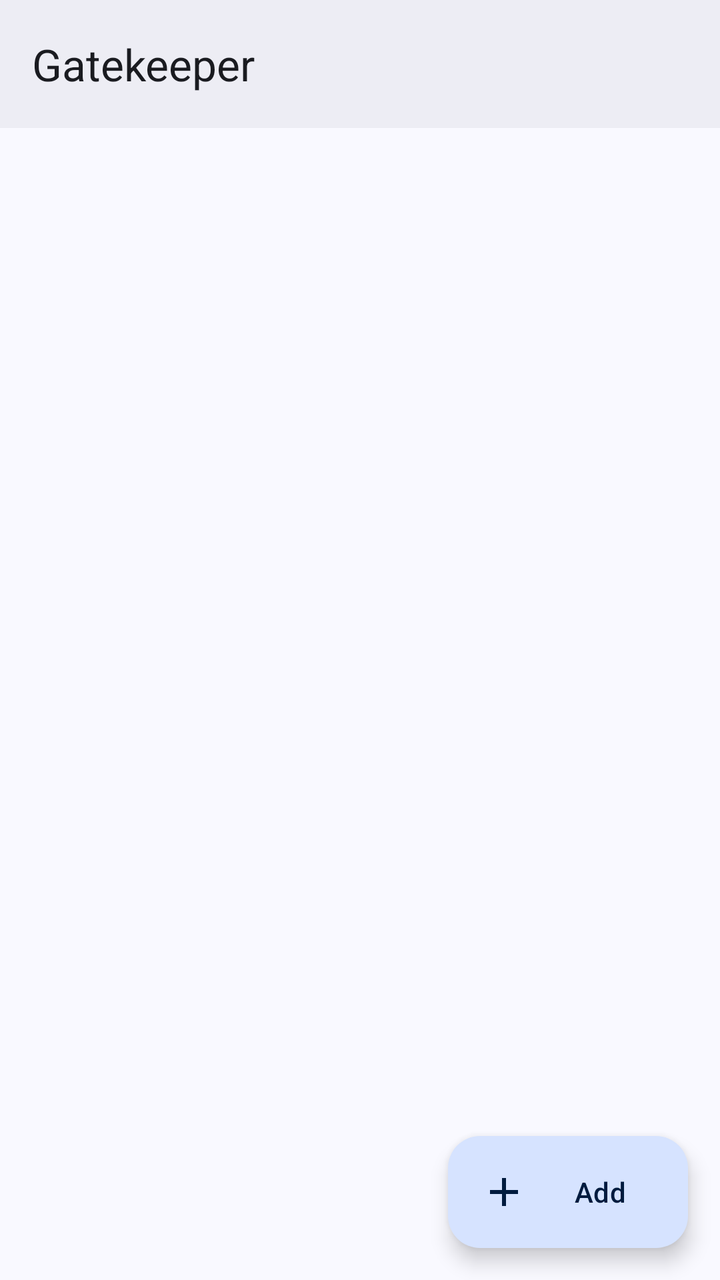
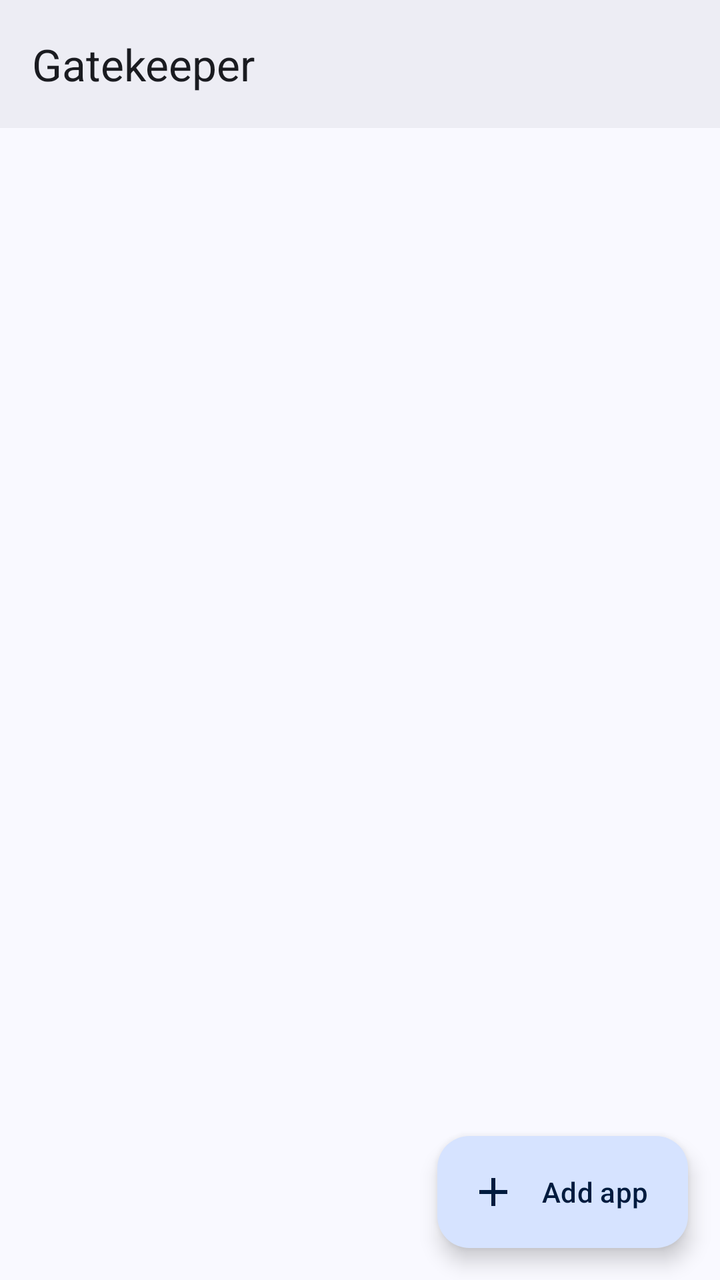

An Android layout rendered at two revisions. The XML below is the earlier revision; the diff shows what the commit changed to produce the second picture.
<!-- AndroidManifest.xml: application theme AppTheme -->
<!-- res/layout/activity_main.xml -->
<?xml version="1.0" encoding="utf-8"?>
<androidx.constraintlayout.widget.ConstraintLayout xmlns:android="http://schemas.android.com/apk/res/android"
    xmlns:app="http://schemas.android.com/apk/res-auto"
    xmlns:tools="http://schemas.android.com/tools"
    android:layout_width="match_parent"
    android:layout_height="match_parent"
    android:background="?attr/colorSurface"
    tools:context=".ui.MainActivity">

    <com.google.android.material.appbar.AppBarLayout
        android:id="@+id/main_appbar"
        android:fitsSystemWindows="true"
        android:layout_width="0dp"
        android:layout_height="wrap_content"
        android:background="@color/brandBar"
        app:elevation="0dp"
        app:liftOnScroll="false"
        app:layout_constraintTop_toTopOf="parent"
        app:layout_constraintStart_toStartOf="parent"
        app:layout_constraintEnd_toEndOf="parent">

        <com.google.android.material.appbar.MaterialToolbar
            android:id="@+id/main_toolbar"
            android:layout_width="match_parent"
            android:layout_height="?attr/actionBarSize"
            android:background="@android:color/transparent"
            android:theme="@style/ThemeOverlay.Gatekeeper.BrandBar"
            app:layout_scrollFlags="scroll|enterAlways"
            app:popupTheme="@style/ThemeOverlay.Gatekeeper.PopupMenu"
            app:title="@string/app_name" />

    </com.google.android.material.appbar.AppBarLayout>

    
    <LinearLayout
        android:id="@+id/main_status_card"
        android:layout_width="0dp"
        android:layout_height="wrap_content"
        android:orientation="vertical"
        android:background="@drawable/bg_status_card"
        android:padding="16dp"
        android:layout_marginStart="16dp"
        android:layout_marginEnd="16dp"
        android:layout_marginTop="12dp"
        android:visibility="gone"
        app:layout_constraintTop_toBottomOf="@id/main_appbar"
        app:layout_constraintStart_toStartOf="parent"
        app:layout_constraintEnd_toEndOf="parent">

        <TextView
            android:id="@+id/main_status_title"
            android:layout_width="match_parent"
            android:layout_height="wrap_content"
            android:textAppearance="?attr/textAppearanceTitleMedium"
            android:textColor="?attr/colorOnSurface"
            android:text="@string/status_profile_running" />

        <TextView
            android:id="@+id/main_status_counts"
            android:layout_width="match_parent"
            android:layout_height="wrap_content"
            android:layout_marginTop="2dp"
            android:textAppearance="?attr/textAppearanceBodyMedium"
            android:textColor="?attr/colorOnSurfaceVariant" />

        <LinearLayout
            android:layout_width="match_parent"
            android:layout_height="wrap_content"
            android:layout_marginTop="14dp"
            android:orientation="horizontal">

            <com.google.android.material.button.MaterialButton
                android:id="@+id/main_status_freeze"
                android:maxLines="1"
                style="@style/Widget.Material3.Button.TonalButton"
                android:layout_width="0dp"
                android:layout_weight="1"
                android:layout_height="40dp"
                android:layout_marginEnd="4dp"
                android:insetTop="0dp"
                android:insetBottom="0dp"
                app:cornerRadius="20dp" />

            <com.google.android.material.button.MaterialButton
                android:id="@+id/main_status_unfreeze"
                android:maxLines="1"
                style="@style/Widget.Material3.Button.TonalButton"
                android:layout_width="0dp"
                android:layout_weight="1"
                android:layout_height="40dp"
                android:layout_marginStart="4dp"
                android:insetTop="0dp"
                android:insetBottom="0dp"
                app:cornerRadius="20dp" />

        </LinearLayout>

    </LinearLayout>

    <androidx.viewpager2.widget.ViewPager2
        android:id="@+id/main_pager"
        android:layout_width="match_parent"
        android:layout_height="0dp"
        app:layout_constraintTop_toBottomOf="@id/main_status_card"
        app:layout_constraintStart_toStartOf="parent"
        app:layout_constraintEnd_toEndOf="parent"
        app:layout_constraintBottom_toBottomOf="parent" />

    
    <com.google.android.material.floatingactionbutton.ExtendedFloatingActionButton
        android:id="@+id/main_add_app"
        android:layout_width="wrap_content"
        android:layout_height="wrap_content"
        android:layout_margin="16dp"
        android:text="@string/main_add_app"
        app:icon="@drawable/ic_add"
        app:layout_constraintBottom_toBottomOf="parent"
        app:layout_constraintEnd_toEndOf="parent" />

</androidx.constraintlayout.widget.ConstraintLayout>
<!-- resources referenced by this layout -->
<resources>
  <color name="brandBar">@color/md_surfaceContainer</color>
  <!-- drawable bg_status_card (drawable) -->
  <?xml version="1.0" encoding="utf-8"?>
  <shape xmlns:android="http://schemas.android.com/apk/res/android"
      android:shape="rectangle">
      <corners android:radius="12dp" />
      <solid android:color="?attr/colorSurfaceContainer" />
  </shape>
  <string name="app_name" translatable="false">Gatekeeper</string>
  <string name="main_add_app">Add</string>
  <string name="status_profile_running">The profile is running</string>
  <style name="AppTheme" parent="AppTheme.Override">
          
      </style>
  <color name="md_surfaceContainer">#EDEDF4</color>
  <color name="brandBarOn">@color/md_onSurface</color>
  <color name="brandBarOnVariant">@color/md_onSurfaceVariant</color>
  <color name="brandBarRipple">#1F415F91</color>
  <style name="Widget.Gatekeeper.ActionButton" parent="Widget.AppCompat.ActionButton">
          <item name="android:minWidth">40dp</item>
          <item name="android:paddingStart">2dp</item>
          <item name="android:paddingEnd">2dp</item>
      </style>
  <color name="md_onSurface">#1A1B20</color>
  <color name="md_onSurfaceVariant">#43474E</color>
  <color name="md_primary">#415F91</color>
  <style name="AppTheme.Override" parent="AppTheme.Base">
          
      </style>
  <color name="md_onPrimary">#FFFFFF</color>
  <color name="md_primaryContainer">#D6E3FF</color>
  <color name="md_onPrimaryContainer">#001B3E</color>
  <color name="md_inversePrimary">#AAC7FF</color>
  <color name="md_secondary">#565F71</color>
  <color name="md_onSecondary">#FFFFFF</color>
  <color name="md_secondaryContainer">#DAE2F9</color>
  <color name="md_onSecondaryContainer">#131C2B</color>
  <color name="md_tertiary">#705575</color>
  <color name="md_onTertiary">#FFFFFF</color>
  <color name="md_tertiaryContainer">#FAD8FD</color>
  <color name="md_onTertiaryContainer">#29132D</color>
  <color name="md_error">#B3261E</color>
  <color name="md_onError">#FFFFFF</color>
  <color name="md_errorContainer">#F9DEDC</color>
  <color name="md_onErrorContainer">#410E0B</color>
  <color name="md_success">#2E6B45</color>
  <color name="md_onSuccess">#FFFFFF</color>
  <color name="md_successContainer">#D7EBDD</color>
  <color name="md_onSuccessContainer">#17532F</color>
  <color name="md_warning">#8A5A00</color>
  <color name="md_onWarning">#FFFFFF</color>
  <color name="md_warningContainer">#FFF3E0</color>
  <color name="md_onWarningContainer">#4A3000</color>
  <color name="md_background">#F9F9FF</color>
  <color name="md_onBackground">#1A1B20</color>
  <color name="md_surface">#F9F9FF</color>
  <color name="md_surfaceVariant">#E0E2EC</color>
  <color name="md_inverseSurface">#2F3036</color>
  <color name="md_inverseOnSurface">#F1F0F7</color>
  <color name="md_surfaceContainerLowest">#FFFFFF</color>
  <color name="md_surfaceContainerLow">#F3F3FA</color>
  <color name="md_surfaceContainerHigh">#E7E8EE</color>
  <color name="md_surfaceContainerHighest">#E1E2E8</color>
  <color name="md_surfaceDim">#D9D9E0</color>
  <color name="md_surfaceBright">#F9F9FF</color>
  <color name="md_surfaceTint">#415F91</color>
  <color name="md_outline">#73777F</color>
  <color name="md_outlineVariant">#C3C6CF</color>
  <color name="md_scrim">#000000</color>
  <style name="Widget.Gatekeeper.BottomNavigation.Indicator" parent="Widget.Material3.BottomNavigationView.ActiveIndicator">
          <item name="android:color">@color/brandBarIndicator</item>
      </style>
  <color name="brandBarIndicator">@color/md_secondaryContainer</color>
  <!-- unchanged entries left out for length: 5 -->
</resources>

<!-- the commit's change to res/layout/activity_main.xml (unified diff, before → after) -->
@@ -63,7 +63,9 @@
             android:textAppearance="?attr/textAppearanceBodyMedium"
             android:textColor="?attr/colorOnSurfaceVariant" />
 
+        
         <LinearLayout
+            android:id="@+id/main_status_buttons"
             android:layout_width="match_parent"
             android:layout_height="wrap_content"
             android:layout_marginTop="14dp"
@@ -95,6 +97,19 @@
 
         </LinearLayout>
 
+        <com.google.android.material.button.MaterialButton
+            android:id="@+id/main_status_setup"
+            android:maxLines="1"
+            style="@style/Widget.Material3.Button.TonalButton"
+            android:layout_width="match_parent"
+            android:layout_height="40dp"
+            android:layout_marginTop="14dp"
+            android:insetTop="0dp"
+            android:insetBottom="0dp"
+            android:visibility="gone"
+            android:text="@string/status_setup_auto_freeze"
+            app:cornerRadius="20dp" />
+
     </LinearLayout>
 
     <androidx.viewpager2.widget.ViewPager2
<!-- resource entries referenced after the edit -->
@@ -9,8 +9,9 @@
       <solid android:color="?attr/colorSurfaceContainer" />
   </shape>
   <string name="app_name" translatable="false">Gatekeeper</string>
-  <string name="main_add_app">Add</string>
+  <string name="main_add_app">Add app</string>
   <string name="status_profile_running">The profile is running</string>
+  <string name="status_setup_auto_freeze">Set up auto-freeze</string>
   <style name="AppTheme" parent="AppTheme.Override">
           
       </style>
